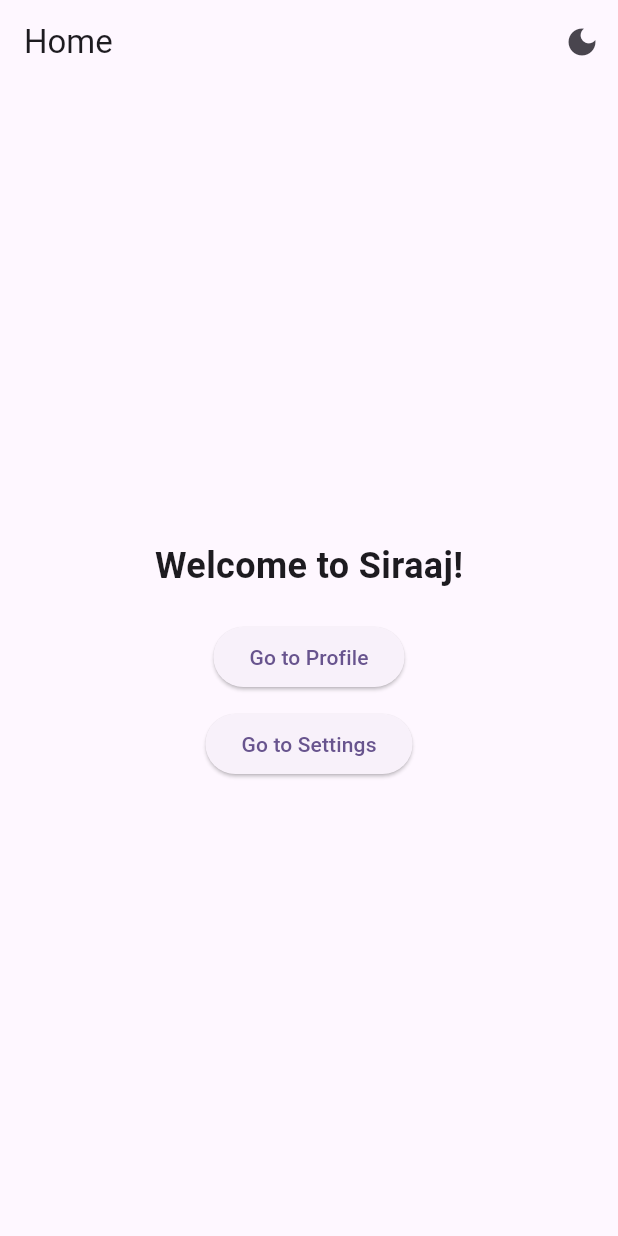
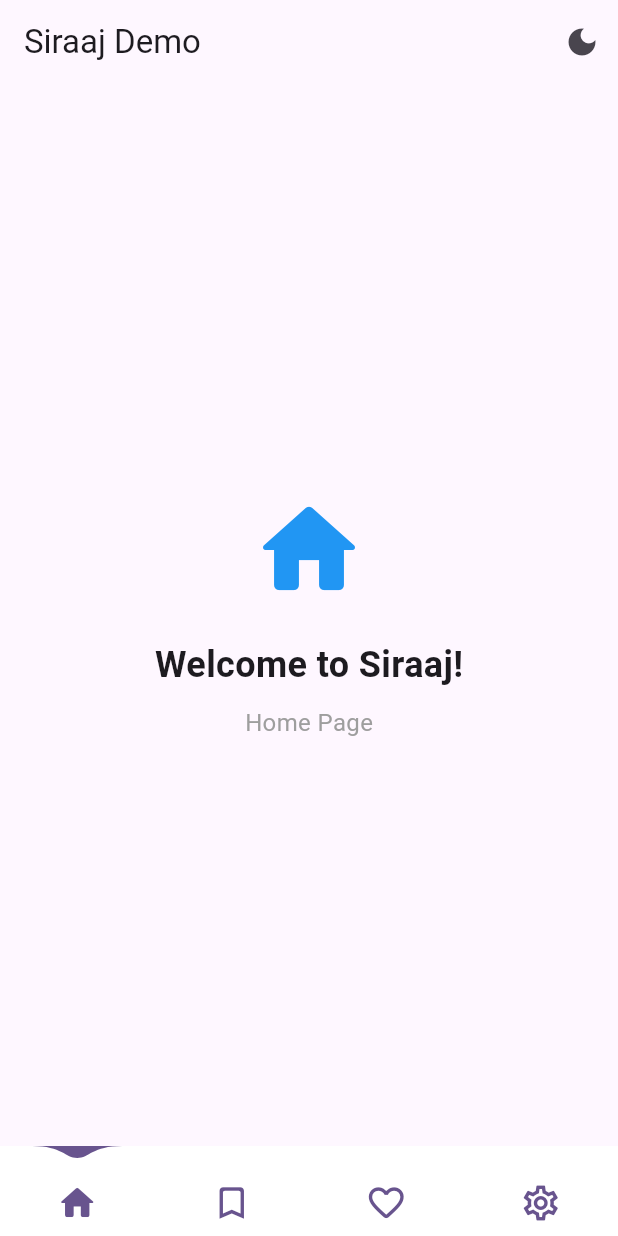
Before and after one commit to LakhanaSolutions/scroll-flutter, a Flutter app: the screen it shows after launch, on a phone screen of 412 x 824 dp. Run offline on Flutter 3.47's test engine with Material 3 defaults, Android fonts, the phone set to English and light mode, and no system bars; drawn by our look-alikes of water_drop_nav_bar; our stand-ins replace flutter_riverpod, go_router, shared_preferences.

Commit message:
navbar added

```diff
--- a/lib/screens/home_screen.dart
+++ b/lib/screens/home_screen.dart
@@ -1,18 +1,39 @@
 import 'package:flutter/material.dart';
 import 'package:flutter_riverpod/flutter_riverpod.dart';
 import 'package:go_router/go_router.dart';
+import 'package:water_drop_nav_bar/water_drop_nav_bar.dart';
 import '../providers/theme_provider.dart';
 
-class HomeScreen extends ConsumerWidget {
+class HomeScreen extends ConsumerStatefulWidget {
   const HomeScreen({super.key});
 
   @override
-  Widget build(BuildContext context, WidgetRef ref) {
+  ConsumerState<HomeScreen> createState() => _HomeScreenState();
+}
+
+class _HomeScreenState extends ConsumerState<HomeScreen> {
+  int selectedIndex = 0;
+  late PageController pageController;
+
+  @override
+  void initState() {
+    super.initState();
+    pageController = PageController();
+  }
+
+  @override
+  void dispose() {
+    pageController.dispose();
+    super.dispose();
+  }
+
+  @override
+  Widget build(BuildContext context) {
     final isDarkMode = ref.watch(themeProvider);
 
     return Scaffold(
       appBar: AppBar(
-        title: const Text('Home'),
+        title: const Text('Siraaj Demo'),
         actions: [
           IconButton(
             icon: Icon(isDarkMode ? Icons.light_mode : Icons.dark_mode),
@@ -20,26 +41,137 @@ class HomeScreen extends ConsumerWidget {
           ),
         ],
       ),
-      body: Center(
+      body: PageView(
+        physics: const NeverScrollableScrollPhysics(),
+        controller: pageController,
+        children: [
+          _buildHomePage(),
+          _buildBookmarksPage(),
+          _buildFavoritesPage(),
+          _buildSettingsPage(),
+        ],
+      ),
+      bottomNavigationBar: WaterDropNavBar(
+        backgroundColor: isDarkMode ? Colors.grey[900]! : Colors.white,
+        waterDropColor: Theme.of(context).primaryColor,
+        onItemSelected: (index) {
+          setState(() {
+            selectedIndex = index;
+          });
+          pageController.animateToPage(
+            selectedIndex,
+            duration: const Duration(milliseconds: 400),
+            curve: Curves.easeOutQuad,
+          );
+        },
+        selectedIndex: selectedIndex,
+        barItems: [
+          BarItem(
+            filledIcon: Icons.home_rounded,
+            outlinedIcon: Icons.home_outlined,
+          ),
+          BarItem(
+            filledIcon: Icons.bookmark_rounded,
+            outlinedIcon: Icons.bookmark_border_rounded,
+          ),
+          BarItem(
+            filledIcon: Icons.favorite_rounded,
+            outlinedIcon: Icons.favorite_border_rounded,
+          ),
+          BarItem(
+            filledIcon: Icons.settings_rounded,
+            outlinedIcon: Icons.settings_outlined,
+          ),
+        ],
+      ),
+    );
+  }
+
+  Widget _buildHomePage() {
+    return const Center(
       child: Column(
         mainAxisAlignment: MainAxisAlignment.center,
         children: [
-            const Text(
+          Icon(Icons.home_rounded, size: 80, color: Colors.blue),
+          SizedBox(height: 20),
+          Text(
             'Welcome to Siraaj!',
             style: TextStyle(fontSize: 24, fontWeight: FontWeight.bold),
           ),
-            const SizedBox(height: 20),
-            ElevatedButton(
-              onPressed: () => context.go('/profile'),
-              child: const Text('Go to Profile'),
-            ),
-            const SizedBox(height: 10),
-            ElevatedButton(
-              onPressed: () => context.go('/settings'),
-              child: const Text('Go to Settings'),
+          SizedBox(height: 10),
+          Text(
+            'Home Page',
+            style: TextStyle(fontSize: 16, color: Colors.grey),
           ),
         ],
       ),
+    );
+  }
+
+  Widget _buildBookmarksPage() {
+    return const Center(
+      child: Column(
+        mainAxisAlignment: MainAxisAlignment.center,
+        children: [
+          Icon(Icons.bookmark_rounded, size: 80, color: Colors.orange),
+          SizedBox(height: 20),
+          Text(
+            'Bookmarks',
+            style: TextStyle(fontSize: 24, fontWeight: FontWeight.bold),
+          ),
+          SizedBox(height: 10),
+          Text(
+            'Your saved bookmarks will appear here',
+            style: TextStyle(fontSize: 16, color: Colors.grey),
+          ),
+        ],
+      ),
+    );
+  }
+
+  Widget _buildFavoritesPage() {
+    return const Center(
+      child: Column(
+        mainAxisAlignment: MainAxisAlignment.center,
+        children: [
+          Icon(Icons.favorite_rounded, size: 80, color: Colors.red),
+          SizedBox(height: 20),
+          Text(
+            'Favorites',
+            style: TextStyle(fontSize: 24, fontWeight: FontWeight.bold),
+          ),
+          SizedBox(height: 10),
+          Text(
+            'Your favorite items will appear here',
+            style: TextStyle(fontSize: 16, color: Colors.grey),
+          ),
+        ],
+      ),
+    );
+  }
+
+  Widget _buildSettingsPage() {
+    return Center(
+      child: Column(
+        mainAxisAlignment: MainAxisAlignment.center,
+        children: [
+          const Icon(Icons.settings_rounded, size: 80, color: Colors.green),
+          const SizedBox(height: 20),
+          const Text(
+            'Settings',
+            style: TextStyle(fontSize: 24, fontWeight: FontWeight.bold),
+          ),
+          const SizedBox(height: 10),
+          const Text(
+            'Configure your app settings',
+            style: TextStyle(fontSize: 16, color: Colors.grey),
+          ),
+          const SizedBox(height: 30),
+          ElevatedButton(
+            onPressed: () => context.go('/settings'),
+            child: const Text('Go to Full Settings'),
+          ),
+        ],
       ),
     );
   }
--- a/pubspec.yaml
+++ b/pubspec.yaml
@@ -43,6 +43,9 @@ dependencies:
 
   # Persistent storage
   shared_preferences: ^2.3.2
+
+  # Navigation
+  water_drop_nav_bar: ^2.2.2
 
 dev_dependencies:
   flutter_test:
```
Also changed, not shown: docs/design.json (added, +73 -0 lines), pubspec.lock, 1 other file. Lines whose indentation alone changed are shown as unchanged.
